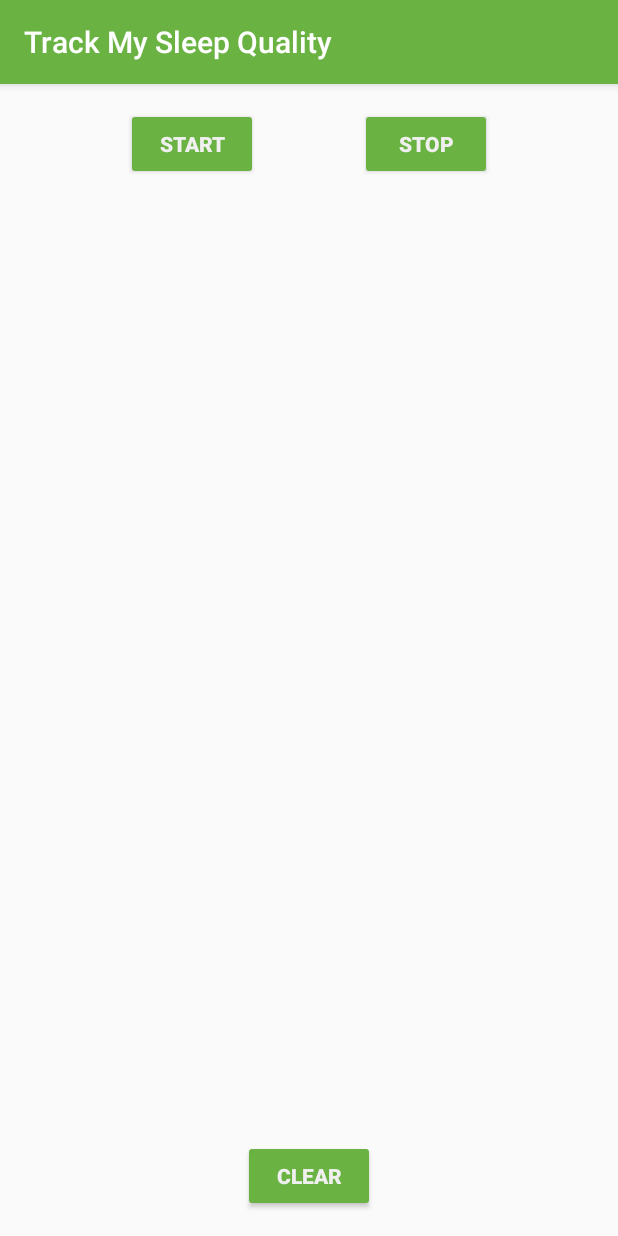
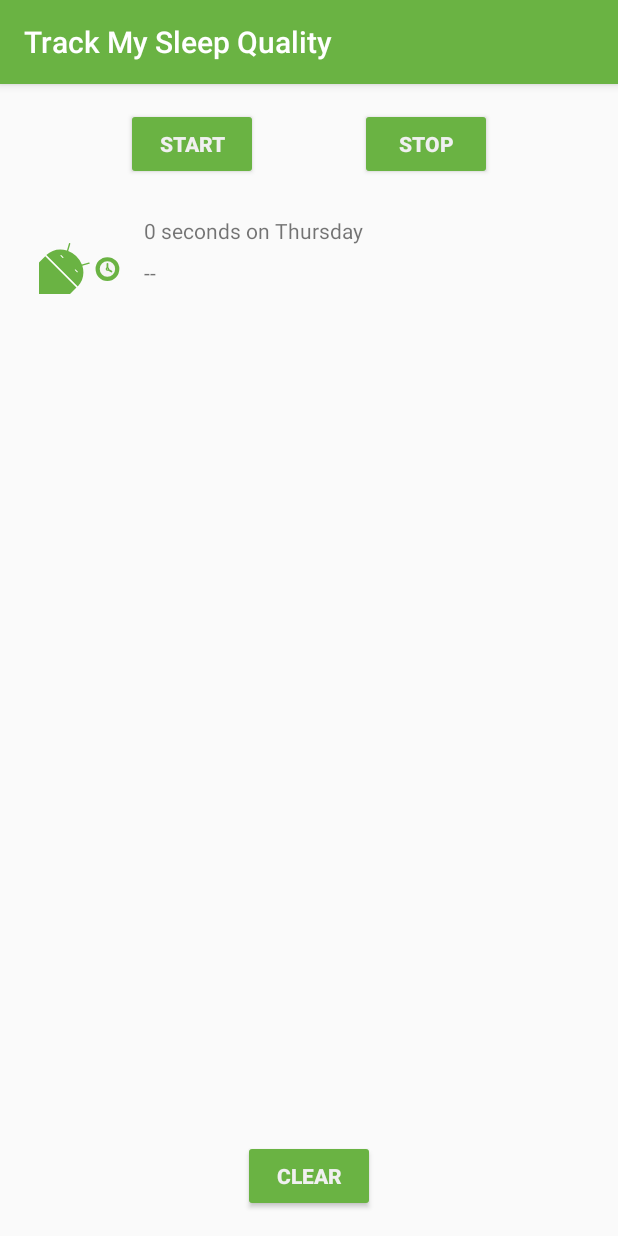
Before and after one commit to fabiohxcx/Sleep-Quality, an Android app: the screen it shows after launch (MainActivity), after a tap on "START", on a phone screen of 412 x 824 dp. Run offline under Robolectric (Android 15) with nearby library versions, the phone set to English and light mode, and no system bars; our stand-ins replace Room's generated code, data binding; Roboto replaces fonts that are not available here; 3 statements that could not run were skipped.

Commit message:
Adding recyclerview

```diff
--- a/app/src/main/java/com/example/android/trackmysleepquality/Util.kt
+++ b/app/src/main/java/com/example/android/trackmysleepquality/Util.kt
@@ -24,10 +24,34 @@ import android.text.Spanned
 import androidx.core.text.HtmlCompat
 import com.example.android.trackmysleepquality.database.SleepNight
 import java.text.SimpleDateFormat
+import java.util.*
+import java.util.concurrent.TimeUnit
 
 /**
  * These functions create a formatted string that can be set in a TextView.
  */
+
+private val ONE_MINUTE_MILLIS = TimeUnit.MILLISECONDS.convert(1, TimeUnit.MINUTES)
+private val ONE_HOUR_MILLIS = TimeUnit.MILLISECONDS.convert(1, TimeUnit.HOURS)
+
+fun convertDurationToFormatted(startTimeMilli: Long, endTimeMilli: Long, res: Resources): String {
+    val durationMilli = endTimeMilli - startTimeMilli
+    val weekdayString = SimpleDateFormat("EEEE", Locale.getDefault()).format(startTimeMilli)
+    return when {
+        durationMilli < ONE_MINUTE_MILLIS -> {
+            val seconds = TimeUnit.SECONDS.convert(durationMilli, TimeUnit.MILLISECONDS)
+            res.getString(R.string.seconds_length, seconds, weekdayString)
+        }
+        durationMilli < ONE_HOUR_MILLIS -> {
+            val minutes = TimeUnit.MINUTES.convert(durationMilli, TimeUnit.MILLISECONDS)
+            res.getString(R.string.minutes_length, minutes, weekdayString)
+        }
+        else -> {
+            val hours = TimeUnit.HOURS.convert(durationMilli, TimeUnit.MILLISECONDS)
+            res.getString(R.string.hours_length, hours, weekdayString)
+        }
+    }
+}
 
 /**
  * Returns a string representing the numeric quality rating.
--- /dev/null
+++ b/app/src/main/java/com/example/android/trackmysleepquality/sleeptracker/BindingUtils.kt
@@ -0,0 +1,39 @@
+package com.example.android.trackmysleepquality.sleeptracker
+
+import android.widget.ImageView
+import android.widget.TextView
+import androidx.databinding.BindingAdapter
+import com.example.android.trackmysleepquality.R
+import com.example.android.trackmysleepquality.convertDurationToFormatted
+import com.example.android.trackmysleepquality.convertNumericQualityToString
+import com.example.android.trackmysleepquality.database.SleepNight
+
+@BindingAdapter("sleepDurationFormatted")
+fun TextView.setSleepDurationFormatted(item: SleepNight?) {
+    item?.let {
+        text = convertDurationToFormatted(item.startTimeMilli, item.endTimeMilli, context.resources)
+    }
+}
+
+@BindingAdapter("sleepQualityString")
+fun TextView.setSleepQualityString(item: SleepNight?) {
+    item?.let {
+        text = convertNumericQualityToString(item.sleepQuality, context.resources)
+    }
+}
+
+
+@BindingAdapter("sleepImage")
+fun ImageView.setSleepImage(item: SleepNight?) {
+    item?.let {
+        setImageResource(when (item.sleepQuality) {
+            0 -> R.drawable.ic_sleep_0
+            1 -> R.drawable.ic_sleep_1
+            2 -> R.drawable.ic_sleep_2
+            3 -> R.drawable.ic_sleep_3
+            4 -> R.drawable.ic_sleep_4
+            5 -> R.drawable.ic_sleep_5
+            else -> R.drawable.ic_sleep_active
+        })
+    }
+}
--- /dev/null
+++ b/app/src/main/java/com/example/android/trackmysleepquality/sleeptracker/SleepNightAdapter.kt
@@ -0,0 +1,57 @@
+package com.example.android.trackmysleepquality.sleeptracker
+
+import android.view.LayoutInflater
+import android.view.ViewGroup
+import androidx.recyclerview.widget.DiffUtil
+import androidx.recyclerview.widget.ListAdapter
+import androidx.recyclerview.widget.RecyclerView
+import com.example.android.trackmysleepquality.R
+import com.example.android.trackmysleepquality.convertDurationToFormatted
+import com.example.android.trackmysleepquality.convertNumericQualityToString
+import com.example.android.trackmysleepquality.database.SleepNight
+import com.example.android.trackmysleepquality.databinding.ItemSleepBinding
+
+
+class SleepNightAdapter : ListAdapter<SleepNight, SleepNightAdapter.ViewHolder>(SleepNightDiffCallback()) {
+
+
+    override fun onCreateViewHolder(parent: ViewGroup, viewType: Int): ViewHolder {
+        return ViewHolder.from(parent)
+    }
+
+    override fun onBindViewHolder(holder: ViewHolder, position: Int) {
+        val item = getItem(position)
+        holder.bind(item)
+    }
+
+    class ViewHolder private constructor(var binding: ItemSleepBinding) : RecyclerView.ViewHolder(binding.root) {
+
+        companion object {
+            fun from(parent: ViewGroup): ViewHolder {
+                val layoutInflater = LayoutInflater.from(parent.context)
+                val binding = ItemSleepBinding.inflate(layoutInflater, parent, false)
+                return ViewHolder(binding)
+            }
+        }
+
+        fun bind(item: SleepNight) {
+
+            binding.sleep = item
+            binding.executePendingBindings()
+
+        }
+    }
+
+    class SleepNightDiffCallback : DiffUtil.ItemCallback<SleepNight>() {
+
+        override fun areItemsTheSame(oldItem: SleepNight, newItem: SleepNight): Boolean {
+            return oldItem.nightId == newItem.nightId
+        }
+
+        override fun areContentsTheSame(oldItem: SleepNight, newItem: SleepNight): Boolean {
+            return oldItem == newItem
+        }
+
+    }
+
+}
--- a/app/src/main/java/com/example/android/trackmysleepquality/sleeptracker/SleepTrackerFragment.kt
+++ b/app/src/main/java/com/example/android/trackmysleepquality/sleeptracker/SleepTrackerFragment.kt
@@ -59,6 +59,16 @@ class SleepTrackerFragment : Fragment() {
 
         binding.sleepTrackerViewModel = sleepTrackerViewModel
 
+        val adapter = SleepNightAdapter()
+
+        binding.sleepList.adapter = adapter
+
+        sleepTrackerViewModel.nights.observe(viewLifecycleOwner, Observer {
+            it?.let {
+                adapter.submitList(it)
+            }
+        })
+
         binding.setLifecycleOwner(this)
 
         sleepTrackerViewModel.navigateToSleepQuality.observe(this, Observer { night ->
--- a/app/src/main/java/com/example/android/trackmysleepquality/sleeptracker/SleepTrackerViewModel.kt
+++ b/app/src/main/java/com/example/android/trackmysleepquality/sleeptracker/SleepTrackerViewModel.kt
@@ -44,7 +44,7 @@ class SleepTrackerViewModel(
 
     private var tonight = MutableLiveData<SleepNight?>()
 
-    private val nights = database.getAllNights()
+    val nights = database.getAllNights()
 
     private val _navigateToSleepQuality = MutableLiveData<SleepNight>()
     val navigateToSleepQuality: LiveData<SleepNight>
--- /dev/null
+++ b/app/src/main/res/drawable/ic_sleep_active.xml
@@ -0,0 +1,77 @@
+<!--
+  ~ Copyright 2018, The Android Open Source Project
+  ~
+  ~ Licensed under the Apache License, Version 2.0 (the "License");
+  ~ you may not use this file except in compliance with the License.
+  ~ You may obtain a copy of the License at
+  ~
+  ~     http://www.apache.org/licenses/LICENSE-2.0
+  ~
+  ~ Unless required by applicable law or agreed to in writing, software
+  ~ distributed under the License is distributed on an "AS IS" BASIS,
+  ~ WITHOUT WARRANTIES OR CONDITIONS OF ANY KIND, either express or implied.
+  ~ See the License for the specific language governing permissions and
+  ~ limitations under the License.
+  -->
+
+<vector xmlns:android="http://schemas.android.com/apk/res/android"
+    android:width="108dp"
+    android:height="108dp"
+    android:viewportWidth="512"
+    android:viewportHeight="512">
+  <path
+      android:pathData="M35.58,297.76l6.18,-7.64l98.76,-8.5l100.14,101.33l-20,86.04l-7.5,6.29l-126.86,-7.63l-50.72,-169.89z"
+      android:fillColor="#fff"/>
+  <path
+      android:pathData="M389,302.51q-28.14,0 -47.68,19.54T321.8,369.73q0,28.15 19.55,48.08T389,437.74q28.14,0 48.08,-19.93T457,369.73q0,-28.14 -19.93,-47.68T389,302.51Z"
+      android:fillColor="#6ab343"/>
+  <path
+      android:pathData="M389.17,326.32a43.23,43.23 0,0 0,-43.55 43.55A42.84,42.84 0,0 0,358.28 401a41.6,41.6 0,0 0,30.89 12.92,44.09 44.09,0 0,0 44.05,-44.06A41.61,41.61 0,0 0,420.31 339,42.91 42.91,0 0,0 389.17,326.32Z"
+      android:fillColor="#f5f5f5"/>
+  <path
+      android:pathData="M389.4,363.79L389.4,340.35"
+      android:strokeLineJoin="round"
+      android:strokeWidth="10"
+      android:fillColor="#00000000"
+      android:strokeColor="#6ab343"
+      android:strokeLineCap="round"/>
+  <path
+      android:pathData="M394.5,373.69L412.12,384.46"
+      android:strokeLineJoin="round"
+      android:strokeWidth="10"
+      android:fillColor="#00000000"
+      android:strokeColor="#6ab343"
+      android:strokeLineCap="round"/>
+  <path
+      android:pathData="M389.39,363.79a6.25,6.25 0,0 0,-6.3 6.3,6.2 6.2,0 0,0 1.83,4.5 6,6 0,0 0,4.47 1.87,6.37 6.37,0 0,0 6.36,-6.37 6,6 0,0 0,-1.86 -4.47A6.21,6.21 0,0 0,389.39 363.79Z"
+      android:strokeWidth="7"
+      android:fillColor="#f5f5f5"
+      android:strokeColor="#6ab343"/>
+  <group>
+    <clip-path android:pathData="M584.94,0h512v512h-512z M 0,0"/>
+    <path
+        android:pathData="M448.55,437.05,709.34,697.84a8.72,8.72,0,0,0,12.32,0l325.45,-325.45a8.72,8.72,0,0,0,0,-12.32L778,91a18.84,18.84,0,0,0,-26.65,0L442,382.4l-2.36,5.16A44.07,44.07,0,0,0,448.55,437.05Z"
+        android:fillColor="#43a047"/>
+    <path
+        android:pathData="M440.25,415.17l275.52002,275.52l335.0,-334.99l-278.15002,-278.15002l-334.26,328.40002l1.8900146,9.220001z"
+        android:fillColor="#c0ca33"/>
+    <path
+        android:pathData="M544.72,137.12h393.36v473.76h-393.36z"
+        android:fillColor="#e6ee9c"/>
+    <path
+        android:pathData="M548.74,117.2H930.26a8.41,8.41,0,0,1,8.41,8.41V586.47a8.41,8.41,0,0,1,-8.41,8.41H548.74a18.19,18.19,0,0,1,-18.19,-18.19V135.4a18.19,18.19,0,0,1,18.19,-18.19Z"
+        android:fillColor="#6ab343"/>
+    <path
+        android:pathData="M601.64,-8.95h13.65v477.68h-13.65z"
+        android:fillColor="#43a047"/>
+    <path
+        android:pathData="M612.29,-1.71h6.82v477.68h-6.82z"
+        android:fillColor="#66bb6a"/>
+  </group>
+  <group>
+    <clip-path android:pathData="M0,0h512v512h-512z M 0,0"/>
+    <path
+        android:pathData="M246.59,351.91l39.17,-11.45a3.89,3.89,0,1,0,-2.17,-7.47L244,344.56a136.82,136.82,0,0,0,-77.69,-77.77l11.49,-39.53a3.89,3.89,0,1,0,-7.46,-2.19l-11.42,39.16c-41.3,-13.19,-86.47,-4.84,-117.17,25.89L220.66,469c30.72,-30.71,39,-75.78,25.93,-117.08m-211,-54.15L-93.27,426.67a29.94,29.94,0,0,0,0,42.38l14.43,14.43,-44,44a28.11,28.11,0,0,0,0,39.71,28.12,28.12,0,0,0,39.74,0l44,-44L-12.31,550l-44,44a28.1,28.1,0,0,0,0,39.71,28.1,28.1,0,0,0,39.74,0l44,-44,14.49,14.47a30,30,0,0,0,42.39,0l128.86,-128.9Zm180.59,90.92L203.59,376.1a1.71,1.71,0,0,1,0,-2.41l1.59,-1.59a1.71,1.71,0,0,1,2.41,0l12.58,12.58a1.71,1.71,0,0,1,0,2.41l-1.59,1.59A1.7,1.7,0,0,1,216.17,388.68Zm-81.43,-81.43,-12.58,-12.58a1.7,1.7,0,0,1,0,-2.4l1.59,-1.6a1.71,1.71,0,0,1,2.41,0l12.58,12.59a1.68,1.68,0,0,1,0,2.4l-1.59,1.59A1.7,1.7,0,0,1,134.74,307.25Zm-99.16,-9.49L-93.27,426.67a29.94,29.94,0,0,0,0,42.38l14.43,14.43,-44,44a28.11,28.11,0,0,0,0,39.71,28.12,28.12,0,0,0,39.74,0l44,-44L-12.31,550l-44,44a28.1,28.1,0,0,0,0,39.71,28.1,28.1,0,0,0,39.74,0l44,-44,14.49,14.47a30,30,0,0,0,42.39,0l128.86,-128.9Z"
+        android:fillColor="#6ab343"/>
+  </group>
+</vector>
--- a/app/src/main/res/layout/fragment_sleep_tracker.xml
+++ b/app/src/main/res/layout/fragment_sleep_tracker.xml
@@ -40,28 +40,16 @@
              better and more efficient way to do this, and you will learn about
              RecyclerView in a later lesson. -->
 
-        <ScrollView
+        <androidx.recyclerview.widget.RecyclerView
+            android:id="@+id/sleep_list"
             android:layout_width="match_parent"
             android:layout_height="0dp"
+            app:layoutManager="androidx.recyclerview.widget.LinearLayoutManager"
             app:layout_constraintBottom_toTopOf="@+id/clear_button"
             app:layout_constraintEnd_toEndOf="parent"
             app:layout_constraintRight_toRightOf="parent"
             app:layout_constraintStart_toStartOf="parent"
-            app:layout_constraintTop_toBottomOf="@+id/stop_button">
-
-            <!-- In the TextView, we can access the nightsString LiveData,
-                 which keeps it displayed and updated in the TextView
-                 whenever it changes. -->
-
-            <TextView
-                android:id="@+id/textview"
-                android:layout_width="match_parent"
-                android:layout_height="wrap_content"
-                android:layout_marginStart="@dimen/margin"
-                android:layout_marginTop="@dimen/margin"
-                android:layout_marginEnd="@dimen/margin"
-                android:text="@{sleepTrackerViewModel.nightString}" />
-        </ScrollView>
+            app:layout_constraintTop_toBottomOf="@+id/stop_button" />
 
         <!-- With data binding and LiveData, we can track the buttons' visibility states
              from the ViewModel. The click handler is in the ViewModel as well, and
--- /dev/null
+++ b/app/src/main/res/layout/item_sleep.xml
@@ -0,0 +1,57 @@
+<?xml version="1.0" encoding="utf-8"?>
+<layout xmlns:android="http://schemas.android.com/apk/res/android"
+    xmlns:app="http://schemas.android.com/apk/res-auto"
+    xmlns:tools="http://schemas.android.com/tools">
+
+    <data>
+
+        <variable
+            name="sleep"
+            type="com.example.android.trackmysleepquality.database.SleepNight" />
+    </data>
+
+    <androidx.constraintlayout.widget.ConstraintLayout
+        android:layout_width="match_parent"
+        android:layout_height="wrap_content"
+        android:layout_margin="8dp"
+        android:orientation="vertical">
+
+        <ImageView
+            android:id="@+id/quality_image"
+            android:layout_width="@dimen/icon_size"
+            android:layout_height="60dp"
+            android:layout_marginStart="16dp"
+            android:layout_marginTop="8dp"
+            android:layout_marginBottom="8dp"
+            app:layout_constraintBottom_toBottomOf="parent"
+            app:layout_constraintStart_toStartOf="parent"
+            app:layout_constraintTop_toTopOf="parent"
+            app:sleepImage="@{sleep}"
+            tools:srcCompat="@drawable/ic_sleep_5" />
+
+        <TextView
+            android:id="@+id/sleep_length"
+            android:layout_width="0dp"
+            android:layout_height="20dp"
+            android:layout_marginStart="8dp"
+            android:layout_marginTop="8dp"
+            android:layout_marginEnd="16dp"
+            app:layout_constraintEnd_toEndOf="parent"
+            app:layout_constraintStart_toEndOf="@+id/quality_image"
+            app:layout_constraintTop_toTopOf="@+id/quality_image"
+            app:sleepDurationFormatted="@{sleep}"
+            tools:text="Wednesday" />
+
+        <TextView
+            android:id="@+id/quality_string"
+            android:layout_width="0dp"
+            android:layout_height="20dp"
+            android:layout_marginTop="8dp"
+            app:layout_constraintEnd_toEndOf="@+id/sleep_length"
+            app:layout_constraintStart_toStartOf="@+id/sleep_length"
+            app:layout_constraintTop_toBottomOf="@+id/sleep_length"
+            app:sleepQualityString="@{sleep}"
+            tools:text="Excellent!!!" />
+
+    </androidx.constraintlayout.widget.ConstraintLayout>
+</layout>
--- a/app/src/main/res/values/strings.xml
+++ b/app/src/main/res/values/strings.xml
@@ -53,4 +53,10 @@
     <!-- Toast to play after Clear button has been pressed -->
     <string name="cleared_message">All your data is gone forever.</string>
 
+    <string name="header_text">Sleep Results</string>
+    <string name="close">Close</string>
+    <string name="minutes_length">%d minutes on %s</string>
+    <string name="hours_length">%d hours on %s</string>
+    <string name="seconds_length">%d seconds on %s</string>
+
 </resources>
```
